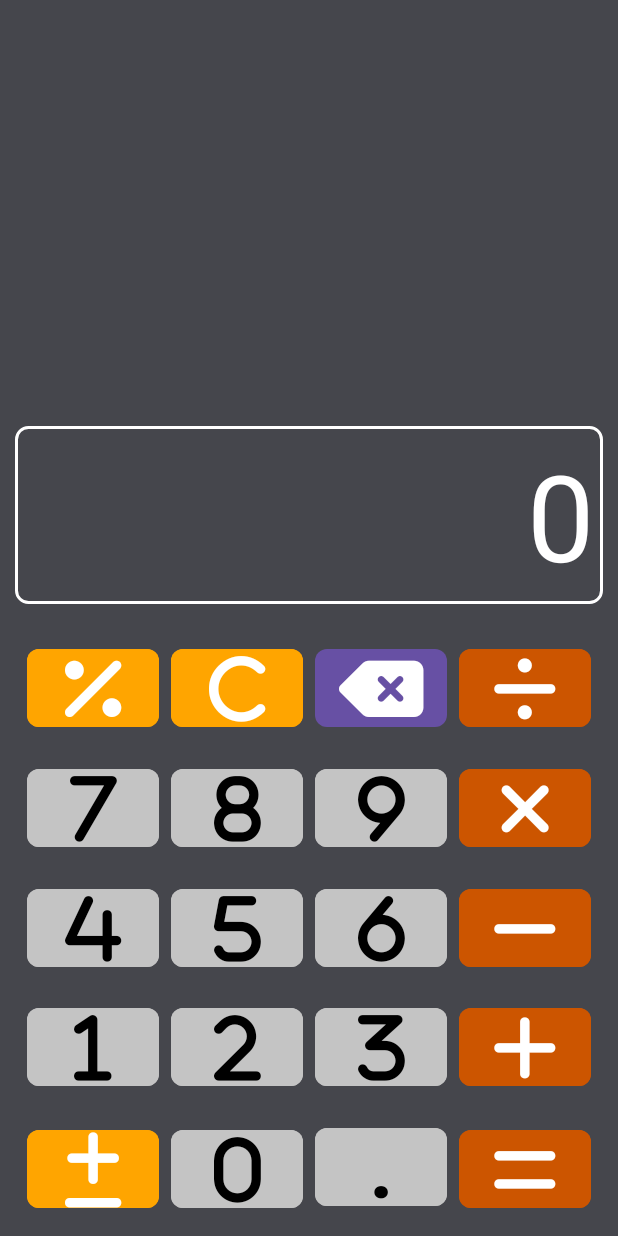
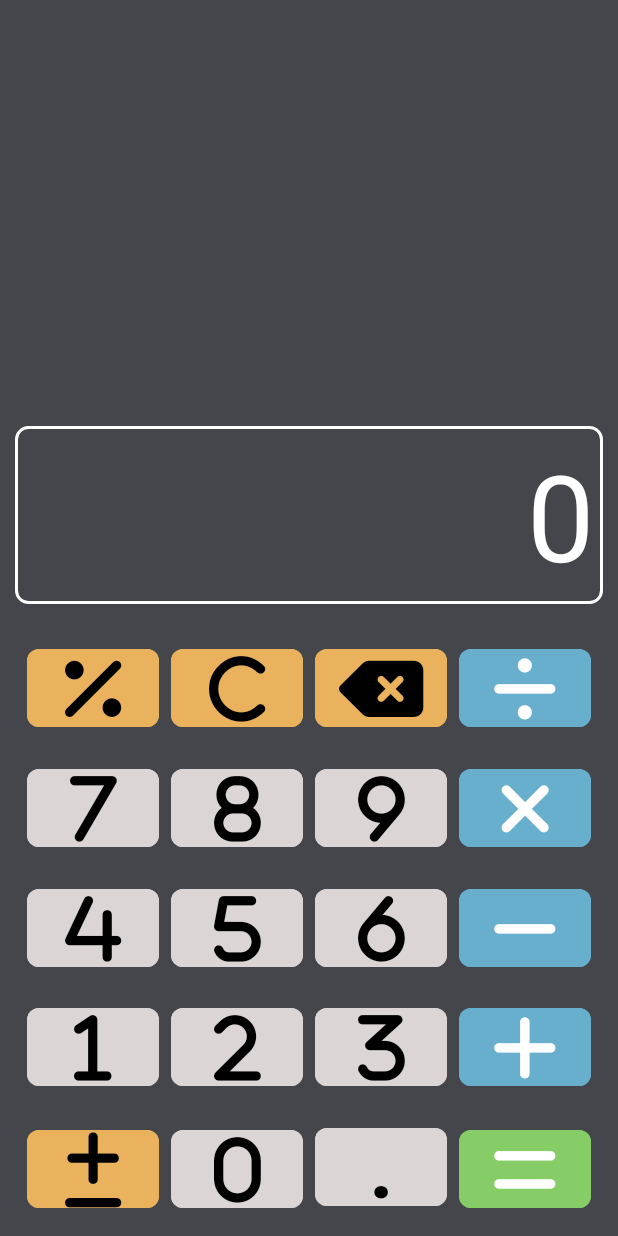
Before and after one commit to Pipetr/COMP3025-M2025-ICE4, an Android app: the screen it shows after launch (MainActivity), on a phone screen of 412 x 824 dp. Run offline under Robolectric (Android 15) with nearby library versions, the phone set to English and light mode, and no system bars.

Commit message:
applied the style to the corresponding buttons

```diff
--- a/app/src/main/res/layout/activity_main.xml
+++ b/app/src/main/res/layout/activity_main.xml
@@ -53,23 +53,23 @@
 
         <Button
             android:id="@+id/percentButton"
-            style="@style/CalculatorButtonStyle"
-            android:backgroundTint="@color/bright_orange"
+            style="@style/ModifiersButtonStyle"
+
             android:tag="percent"
             android:text="@string/percent_button_text"
             tools:ignore="ButtonStyle,TextContrastCheck,TextContrastCheck,TextContrastCheck,TextSizeCheck" />
 
         <Button
             android:id="@+id/clearButton"
-            style="@style/CalculatorButtonStyle"
-            android:backgroundTint="@color/bright_orange"
+            style="@style/ModifiersButtonStyle"
+
             android:tag="clear"
             android:text="@string/clear_button_text"
             tools:ignore="ButtonStyle,TextContrastCheck,TextSizeCheck" />
 
         <Button
             android:id="@+id/deleteButton"
-            style="@style/CalculatorButtonStyle"
+            style="@style/ModifiersButtonStyle"
 
             android:tag="backspace"
             android:text="@string/delete_button_text"
@@ -78,7 +78,7 @@
         <Button
             android:id="@+id/divideButton"
             style="@style/OperatorsButtonStyle"
-            android:backgroundTint="@color/burnt_orange"
+
             android:tag="divide"
             android:text="@string/divide_button_text"
             tools:ignore="ButtonStyle,TextSizeCheck" />
@@ -97,35 +97,35 @@
 
         <Button
             android:id="@+id/sevenButton"
-            style="@style/CalculatorButtonStyle"
-            android:backgroundTint="@color/light_grey"
+            style="@style/NumbersButtonStyle"
+
             android:tag="7"
             android:text="@string/seven_button_text"
-            android:textColor="@color/black"
+
             tools:ignore="ButtonStyle,TextSizeCheck" />
 
         <Button
             android:id="@+id/eightButton"
-            style="@style/CalculatorButtonStyle"
-            android:backgroundTint="@color/light_grey"
+            style="@style/NumbersButtonStyle"
+
             android:tag="8"
             android:text="@string/eight_button_text"
-            android:textColor="@color/black"
+
             tools:ignore="ButtonStyle,TextSizeCheck" />
 
         <Button
             android:id="@+id/nineButton"
-            style="@style/CalculatorButtonStyle"
-            android:backgroundTint="@color/light_grey"
+            style="@style/NumbersButtonStyle"
+
             android:tag="9"
             android:text="@string/nine_button_text"
-            android:textColor="@color/black"
+
             tools:ignore="ButtonStyle,TextSizeCheck" />
 
         <Button
             android:id="@+id/multiplyButton"
             style="@style/OperatorsButtonStyle"
-            android:backgroundTint="@color/burnt_orange"
+
             android:tag="multiply"
             android:text="@string/multiply_button_text"
             tools:ignore="ButtonStyle,TextSizeCheck" />
@@ -144,35 +144,35 @@
 
         <Button
             android:id="@+id/fourButton"
-            style="@style/CalculatorButtonStyle"
-            android:backgroundTint="@color/light_grey"
+            style="@style/NumbersButtonStyle"
+
             android:tag="4"
             android:text="@string/four_button_text"
-            android:textColor="@color/black"
+
             tools:ignore="ButtonStyle,TextSizeCheck" />
 
         <Button
             android:id="@+id/fiveButton"
-            style="@style/CalculatorButtonStyle"
-            android:backgroundTint="@color/light_grey"
+            style="@style/NumbersButtonStyle"
+
             android:tag="5"
             android:text="@string/five_button_text"
-            android:textColor="@color/black"
+
             tools:ignore="ButtonStyle,TextSizeCheck" />
 
         <Button
             android:id="@+id/sixButton"
-            style="@style/CalculatorButtonStyle"
-            android:backgroundTint="@color/light_grey"
+            style="@style/NumbersButtonStyle"
+
             android:tag="6"
             android:text="@string/six_button_text"
-            android:textColor="@color/black"
+
             tools:ignore="ButtonStyle,TextSizeCheck" />
 
         <Button
             android:id="@+id/minusButton"
             style="@style/OperatorsButtonStyle"
-            android:backgroundTint="@color/burnt_orange"
+
             android:tag="subtract"
             android:text="@string/minus_button_text"
             tools:ignore="ButtonStyle,TextSizeCheck" />
@@ -190,35 +190,35 @@
 
         <Button
             android:id="@+id/oneButton"
-            style="@style/CalculatorButtonStyle"
-            android:backgroundTint="@color/light_grey"
+            style="@style/NumbersButtonStyle"
+
             android:tag="1"
             android:text="@string/one_button_text"
-            android:textColor="@color/black"
+
             tools:ignore="ButtonStyle,TextSizeCheck" />
 
         <Button
             android:id="@+id/twoButton"
-            style="@style/CalculatorButtonStyle"
-            android:backgroundTint="@color/light_grey"
+            style="@style/NumbersButtonStyle"
+
             android:tag="2"
             android:text="@string/two_button_text"
-            android:textColor="@color/black"
+
             tools:ignore="ButtonStyle,TextSizeCheck" />
 
         <Button
             android:id="@+id/threeButton"
-            style="@style/CalculatorButtonStyle"
-            android:backgroundTint="@color/light_grey"
+            style="@style/NumbersButtonStyle"
+
             android:tag="3"
             android:text="@string/three_button_text"
-            android:textColor="@color/black"
+
             tools:ignore="ButtonStyle,TextSizeCheck" />
 
         <Button
             android:id="@+id/plusButton"
             style="@style/OperatorsButtonStyle"
-            android:backgroundTint="@color/burnt_orange"
+
             android:tag="add"
             android:text="@string/plus_button_text"
             tools:ignore="ButtonStyle,TextSizeCheck" />
@@ -237,35 +237,35 @@
 
         <Button
             android:id="@+id/plusMinusButton"
-            style="@style/CalculatorButtonStyle"
-            android:backgroundTint="@color/bright_orange"
+            style="@style/ModifiersButtonStyle"
+
             android:tag="plus_equals"
             android:text="@string/plus_minus_button_text"
             tools:ignore="ButtonStyle,TextContrastCheck,TextSizeCheck" />
 
         <Button
             android:id="@+id/zeroButton"
-            style="@style/CalculatorButtonStyle"
-            android:backgroundTint="@color/light_grey"
+            style="@style/NumbersButtonStyle"
+
             android:tag="0"
             android:text="@string/zero_button_text"
-            android:textColor="@color/black"
+
             tools:ignore="ButtonStyle,DuplicateSpeakableTextCheck,TextSizeCheck" />
 
         <Button
             android:id="@+id/decimalButton"
-            style="@style/CalculatorButtonStyle"
+            style="@style/NumbersButtonStyle"
             android:layout_height="@dimen/button_layout_height"
-            android:backgroundTint="@color/light_grey"
+
             android:tag="."
             android:text="@string/decimal_button_text"
-            android:textColor="@color/black"
+
             tools:ignore="ButtonStyle,TextSizeCheck" />
 
         <Button
             android:id="@+id/equalsButton"
             style="@style/EqualsButtonStyle"
-            android:backgroundTint="@color/burnt_orange"
+
             android:tag="equals"
             android:text="@string/equals_button_text"
             tools:ignore="ButtonStyle,TextSizeCheck" />
```
